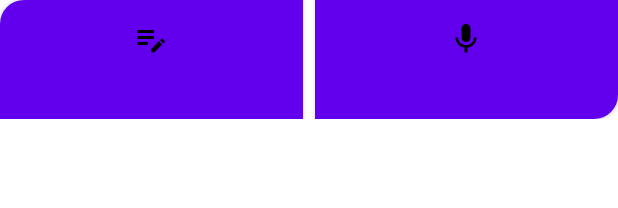
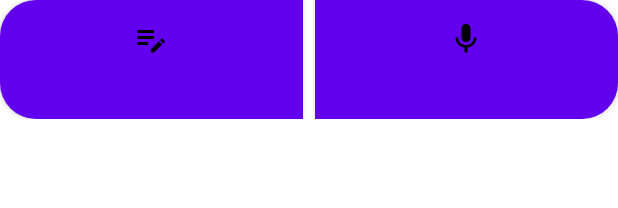
Before and after one commit to Fertion/QuickMDCapture, an Android app built with Jetpack Compose: the layout new_notification_layout.xml on its own in the app's theme, with its tools: preview values and no code run, on a phone screen of 412 x 824 dp. Shown: the top 208 px of the screen. Run offline under Robolectric (Android 15) with nearby library versions, the phone set to English and light mode, and no system bars.

Commit message:
Corrected the rounding of the buttons

```diff
--- a/app/src/main/res/drawable/notification_button_left_background.xml
+++ b/app/src/main/res/drawable/notification_button_left_background.xml
@@ -2,8 +2,8 @@
 <shape xmlns:android="http://schemas.android.com/apk/res/android">
     <solid android:color="@color/purple_500" />
     <corners
-        android:bottomLeftRadius="0dp"
+        android:bottomLeftRadius="24dp"
         android:bottomRightRadius="0dp"
-        android:topLeftRadius="16dp"
+        android:topLeftRadius="24dp"
         android:topRightRadius="0dp" />
 </shape>
--- a/app/src/main/res/drawable/notification_button_right_background.xml
+++ b/app/src/main/res/drawable/notification_button_right_background.xml
@@ -1,9 +1,8 @@
-<?xml version="1.0" encoding="utf-8"?>
 <shape xmlns:android="http://schemas.android.com/apk/res/android">
     <solid android:color="@color/purple_500" />
     <corners
         android:bottomLeftRadius="0dp"
-        android:bottomRightRadius="16dp"
+        android:bottomRightRadius="24dp"
         android:topLeftRadius="0dp"
-        android:topRightRadius="0dp" />
+        android:topRightRadius="24dp" />
 </shape>
--- a/app/src/main/res/layout/new_notification_layout.xml
+++ b/app/src/main/res/layout/new_notification_layout.xml
@@ -8,14 +8,14 @@
         android:id="@+id/note_button"
         style="@style/NotificationButton.Left"
         android:drawableTop="@drawable/baseline_edit_note_24"
-        android:gravity="center_horizontal|top"
+        android:gravity="center"
         android:paddingTop="8dp" />
 
     <Button
         android:id="@+id/voice_input_button"
         style="@style/NotificationButton.Right"
         android:drawableTop="@drawable/baseline_mic_24"
-        android:gravity="center_horizontal|top"
+        android:gravity="center"
         android:paddingTop="8dp" />
 
 </LinearLayout>
```
